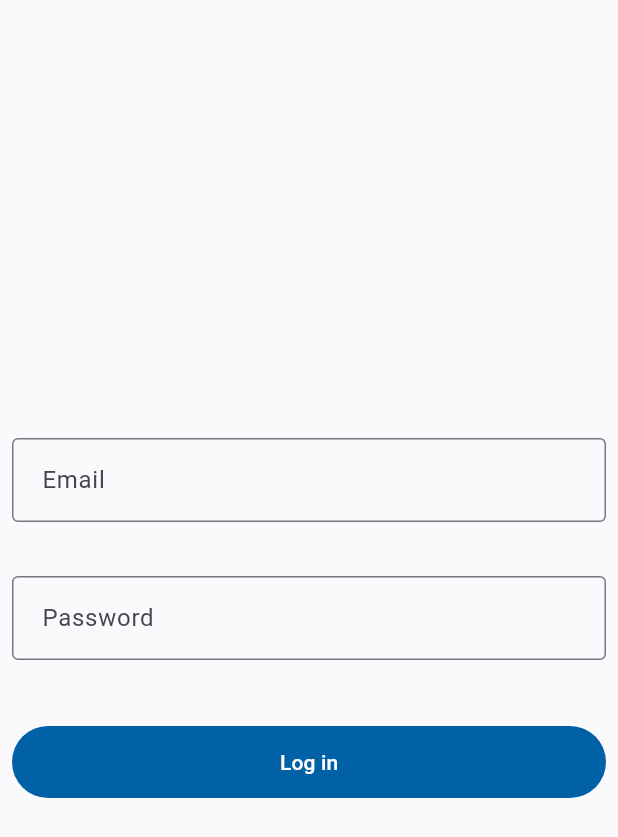
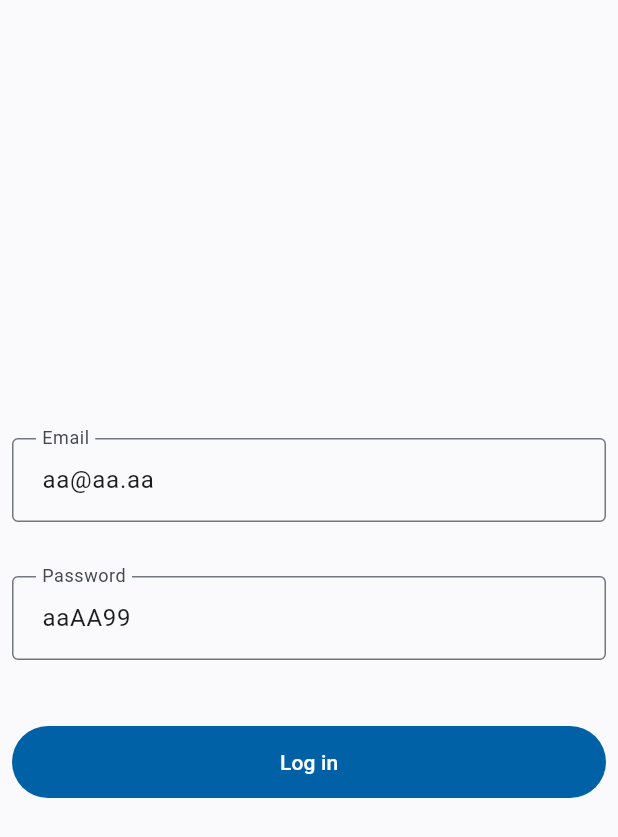
Before and after one commit to nikolaiMurga/lanars_demo, a Flutter app: the screen it shows after launch, on a phone screen of 412 x 824 dp. Shown: the top 837 px of the screen. Run offline on Flutter 3.47's test engine with Material 3 defaults, Android fonts, the phone set to English and light mode, and no system bars; our stand-ins replace dio, email_validator, equatable, flutter_bloc, flutter_secure_storage, fluttertoast and 1 more; generated files the repository leaves out were written again.

```diff
--- a/lib/presentation/common/widgets/email_field.dart
+++ b/lib/presentation/common/widgets/email_field.dart
@@ -7,8 +7,9 @@ class EmailField extends StatelessWidget {
   final TextEditingController controller;
   final FocusNode focusNode;
   final ValueChanged<String>? onFieldSubmitted;
+  final bool enabled;
 
-  const EmailField({required this.onFieldSubmitted,required this.controller, required this.focusNode, super.key});
+  const EmailField({required this.onFieldSubmitted,required this.controller, required this.focusNode, super.key, required this.enabled});
 
   @override
   Widget build(BuildContext context) {
@@ -26,6 +27,7 @@ class EmailField extends StatelessWidget {
         hintText: AppStrings.enterEmailAddress,
         border: OutlineInputBorder(borderRadius: BorderRadius.circular(4)),
       ),
+      enabled: enabled,
     );
   }
 
--- a/lib/presentation/common/widgets/password_text_field.dart
+++ b/lib/presentation/common/widgets/password_text_field.dart
@@ -4,11 +4,12 @@ import '../../../resources/app_strings.dart';
 class PasswordTextField extends StatelessWidget {
   final TextEditingController controller;
   final FocusNode focusNode;
+  final bool enabled;
 
   const PasswordTextField({
     required this.controller,
     required this.focusNode,
-    super.key,
+    super.key, required this.enabled,
   });
 
   @override
@@ -24,6 +25,7 @@ class PasswordTextField extends StatelessWidget {
         labelText: AppStrings.password,
         hintText: AppStrings.enterPassword,
         border: OutlineInputBorder(borderRadius: BorderRadius.circular(4)),
+        enabled: enabled,
       ),
     );
   }
--- a/lib/presentation/login/bloc/login_state.dart
+++ b/lib/presentation/login/bloc/login_state.dart
@@ -8,3 +8,22 @@ final class LoginInitial extends LoginState {
   @override
   List<Object> get props => [];
 }
+
+final class LoginLoading extends LoginState {
+  @override
+  List<Object> get props => [];
+}
+
+final class LoginSucceed extends LoginState {
+  @override
+  List<Object> get props => [];
+}
+
+final class LoginFailed extends LoginState {
+  final String error;
+
+  const LoginFailed({required this.error});
+
+  @override
+  List<Object> get props => [error];
+}
--- a/lib/presentation/login/login_screen.dart
+++ b/lib/presentation/login/login_screen.dart
@@ -1,8 +1,10 @@
 import 'package:flutter/cupertino.dart';
 import 'package:flutter/material.dart';
+import 'package:flutter_bloc/flutter_bloc.dart';
 import 'package:lanars_demo/presentation/common/widgets/active_button.dart';
 import 'package:lanars_demo/presentation/common/widgets/email_field.dart';
 import 'package:lanars_demo/presentation/common/widgets/password_text_field.dart';
+import 'package:lanars_demo/presentation/login/bloc/login_cubit.dart';
 
 import '../../resources/app_strings.dart';
 
@@ -14,14 +16,17 @@ class LoginScreen extends StatefulWidget {
 }
 
 class _LoginScreenState extends State<LoginScreen> {
+  late final _cubit = context.read<LoginCubit>();
   final _formKey = GlobalKey<FormState>();
-  final _emailController = TextEditingController();
-  final _passController = TextEditingController();
+  final _emailController = TextEditingController(text: 'aa@aa.aa');
+  final _passController = TextEditingController(text: 'aaAA99');
   final _emailFocus = FocusNode();
   final _passFocus = FocusNode();
 
   void checkValidation() {
-    if (_formKey.currentState!.validate()) {}
+    if (_formKey.currentState!.validate()) {
+      _cubit.login();
+    }
   }
 
   @override
@@ -29,22 +34,28 @@ class _LoginScreenState extends State<LoginScreen> {
     return Scaffold(
       body: Padding(
         padding: const EdgeInsets.all(8.0),
-        child: Form(
+        child: BlocBuilder<LoginCubit, LoginState>(
+          builder: (context, state) => Form(
             key: _formKey,
-          autovalidateMode: AutovalidateMode.onUserInteraction,
             child: Column(
               mainAxisAlignment: MainAxisAlignment.center,
               children: [
-              EmailField(controller: _emailController, focusNode: _emailFocus, onFieldSubmitted: (v) => _passFocus.requestFocus()),
+                EmailField(
+                  controller: _emailController,
+                  focusNode: _emailFocus,
+                  onFieldSubmitted: (v) => _passFocus.requestFocus(),
+                  enabled: _cubit.isActiveUI,
+                ),
                 Padding(
                   padding: const EdgeInsets.only(top: 36.0),
-                child: PasswordTextField(controller: _passController, focusNode: _passFocus),
+                  child: PasswordTextField(controller: _passController, focusNode: _passFocus, enabled: _cubit.isActiveUI),
                 ),
                 Padding(
                   padding: const EdgeInsets.only(top: 44.0),
-                child: ActiveButton(onPressed: () => checkValidation(), text: AppStrings.login, isActive: true),
+                  child: ActiveButton(onPressed: () => checkValidation(), text: AppStrings.login, isActive: _cubit.isActiveUI),
                 ),
               ],
+            ),
           ),
         ),
       ),
```
Also changed, not shown: lib/presentation/login/bloc/login_cubit.dart (+8 -0 lines). Lines whose indentation alone changed are shown as unchanged.
